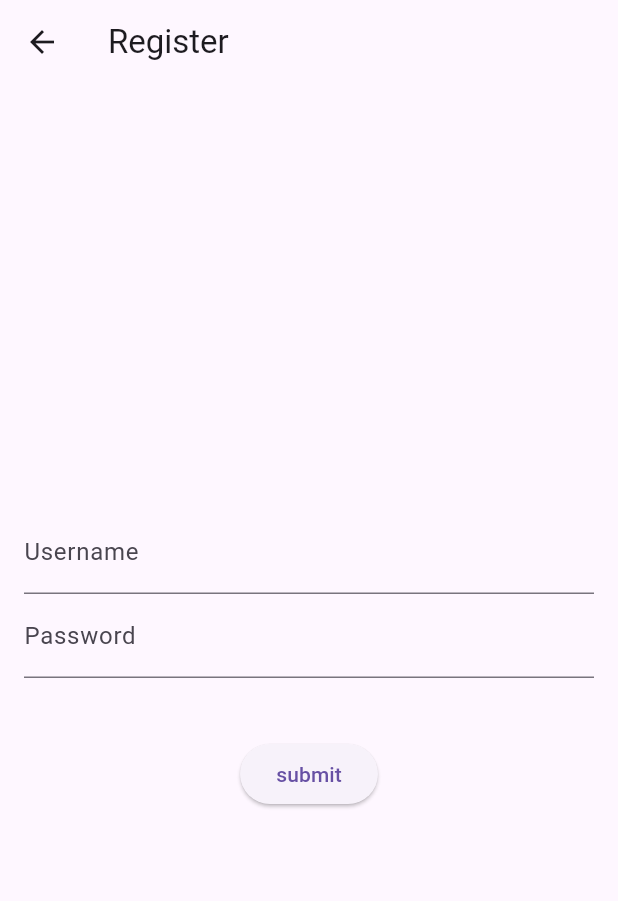
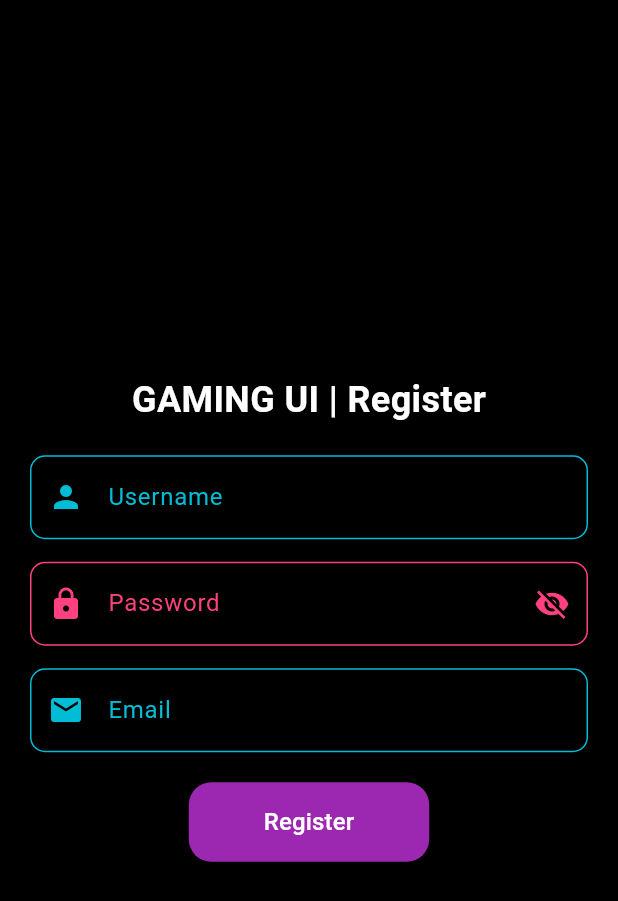
Before and after one commit to nandananp/money-matrix-front-end, a Flutter app: the screen it shows after launch, after a tap on "Register", on a phone screen of 412 x 824 dp. Shown: the top 901 px of the screen. Run offline on Flutter 3.47's test engine with Material 3 defaults, Android fonts, the phone set to English and light mode, and no system bars; our stand-ins replace shared_preferences; network calls fail.

Commit message:
feat: ui update in registration screen

```diff
--- a/lib/main.dart
+++ b/lib/main.dart
@@ -26,7 +26,7 @@ class MoneyMatrixApp extends StatelessWidget {
       routes: {
         '/': (context) => const SplashScreen(),
         '/option': (context) => const SecondScreen(),
-        '/register': (context) => const RegistrationPage(),
+        '/register': (context) => const GamingRegistrationPage(),
         '/login': (context) => const LoginPage(),
         '/instructions': (context) => const InstructionsPage(),
         '/startGame': (context) => const StartGamePage(),
--- a/lib/registration.dart
+++ b/lib/registration.dart
@@ -1,89 +1,108 @@
 import 'package:flutter/material.dart';
+import 'package:http/http.dart' as http;
 import 'dart:convert';
-import 'package:http/http.dart' as http;
 
-class RegistrationPage extends StatefulWidget {
-  const RegistrationPage({super.key});
+import 'package:money_matrix/LoginPage.dart';
+
+class GamingRegistrationPage extends StatefulWidget {
+  const GamingRegistrationPage({super.key});
 
   @override
-  _RegistrationPageState createState() => _RegistrationPageState();
+  _GamingRegistrationPageState createState() => _GamingRegistrationPageState();
 }
 
-class _RegistrationPageState extends State<RegistrationPage> {
+class _GamingRegistrationPageState extends State<GamingRegistrationPage> {
+  final TextEditingController _usernameController = TextEditingController();
   final TextEditingController _emailController = TextEditingController();
   final TextEditingController _passwordController = TextEditingController();
-  final GlobalKey<FormState> _formKey = GlobalKey<FormState>();
-  String? _errorMessage;
+  bool _obscureText = true;
 
   Future<void> _registerUser() async {
-    if (!_formKey.currentState!.validate()) return;
-    setState(() {
-      _errorMessage = null;
-    });
+    const String apiUrl = 'http://localhost:8080/v1/user/register';
 
-    try {
     final response = await http.post(
-        Uri.parse('http://localhost:8080/v1/user/register'),
-        headers: {'Content-Type': 'application/json'},
+      Uri.parse(apiUrl),
+      headers: {"Content-Type": "application/json"},
       body: jsonEncode({
-          'username': _emailController.text,
-          'password': _passwordController.text,
+        "username": _usernameController.text,
+        "email": _emailController.text,
+        "password": _passwordController.text,
       }),
     );
 
-      if (!mounted) return; // Ensure widget is still in the tree
+    final responseData = jsonDecode(response.body);
 
     if (response.statusCode == 200) {
-        Navigator.pushNamed(context, '/login');
+      _showPopup("Success", "${responseData['message']}", true);
     } else if (response.statusCode == 400) {
-        setState(() {
-          _errorMessage = 'User already exists';
-        });
+      _showPopup("Error", "${responseData['message']}", false);
     } else {
-        setState(() {
-          _errorMessage = 'Registration failed. Please try again later.';
-        });
-      }
-    } catch (e) {
-      if(mounted){
-        Navigator.pushNamed(context, "/login");
+      _showPopup("Error", "Registration failed. Please try again.", false);
     }
   }
+
+  void _showPopup(String title, String message, bool isSuccess) {
+    showDialog(
+      context: context,
+      builder: (context) => AlertDialog(
+        title: Text(title),
+        content: Text(message),
+        actions: [
+          TextButton(
+            onPressed: () {
+              Navigator.of(context).pop();
+              if (isSuccess) {
+                Navigator.pushReplacement(
+                  context,
+                  MaterialPageRoute(builder: (context) => const LoginPage()),
+                );
+              }
+            },
+            child: const Text("OK"),
+          ),
+        ],
+      ),
+    );
   }
 
   @override
   Widget build(BuildContext context) {
     return Scaffold(
-      appBar: AppBar(title: const Text('Register')),
-      body: Padding(
-        padding: const EdgeInsets.all(16.0),
-        child: Form(
-          key: _formKey,
+      backgroundColor: Colors.black,
+      body: Center(
+        child: Padding(
+          padding: const EdgeInsets.all(20.0),
           child: Column(
-            mainAxisAlignment: MainAxisAlignment.center,
+            mainAxisSize: MainAxisSize.min,
             children: [
-              TextFormField(
-                controller: _emailController,
-                decoration: const InputDecoration(labelText: 'Username'),
-                keyboardType: TextInputType.name,
-                validator: (value) => value!.isEmpty ? 'please enter a username' : null,
+              const Text(
+                "GAMING UI | Register",
+                style: TextStyle(
+                  fontSize: 24,
+                  fontWeight: FontWeight.bold,
+                  color: Colors.white,
                 ),
-              TextFormField(
-                controller: _passwordController,
-                decoration: const InputDecoration(labelText: 'Password'),
-                obscureText: true,
-                validator: (value) => value!.isEmpty ? 'please enter a Password' : null,
               ),
               const SizedBox(height: 20),
-              if (_errorMessage != null)
-                Text(
-                  _errorMessage!,
-                  style: const TextStyle(color: Colors.red, fontSize: 14),
-                ),
+              _buildTextField(_usernameController, "Username", Icons.person),
+              const SizedBox(height: 15),
+              _buildPasswordField(),
+              const SizedBox(height: 15),
+              _buildTextField(_emailController, "Email", Icons.email),
               const SizedBox(height: 20),
               ElevatedButton(
                 onPressed: _registerUser,
-                child: const Text('submit'),
+                style: ElevatedButton.styleFrom(
+                  backgroundColor: Colors.purple,
+                  padding: const EdgeInsets.symmetric(horizontal: 50, vertical: 15),
+                  shape: RoundedRectangleBorder(
+                    borderRadius: BorderRadius.circular(15),
+                  ),
+                ),
+                child: const Text(
+                  "Register",
+                  style: TextStyle(color: Colors.white, fontSize: 16),
+                ),
               ),
             ],
           ),
@@ -91,4 +110,53 @@ class _RegistrationPageState extends State<RegistrationPage> {
       ),
     );
   }
+
+  Widget _buildTextField(TextEditingController controller, String label, IconData icon) {
+    return TextField(
+      controller: controller,
+      style: const TextStyle(color: Colors.white),
+      decoration: InputDecoration(
+        labelText: label,
+        labelStyle: const TextStyle(color: Colors.cyan),
+        prefixIcon: Icon(icon, color: Colors.cyan),
+        enabledBorder: OutlineInputBorder(
+          borderRadius: BorderRadius.circular(10),
+          borderSide: const BorderSide(color: Colors.cyan),
+        ),
+        focusedBorder: OutlineInputBorder(
+          borderRadius: BorderRadius.circular(10),
+          borderSide: const BorderSide(color: Colors.purple, width: 2),
+        ),
+      ),
+    );
   }
+
+  Widget _buildPasswordField() {
+    return TextField(
+      controller: _passwordController,
+      obscureText: _obscureText,
+      style: const TextStyle(color: Colors.white),
+      decoration: InputDecoration(
+        labelText: "Password",
+        labelStyle: const TextStyle(color: Colors.pinkAccent),
+        prefixIcon: const Icon(Icons.lock, color: Colors.pinkAccent),
+        suffixIcon: IconButton(
+          icon: Icon(_obscureText ? Icons.visibility_off : Icons.visibility, color: Colors.pinkAccent),
+          onPressed: () {
+            setState(() {
+              _obscureText = !_obscureText;
+            });
+          },
+        ),
+        enabledBorder: OutlineInputBorder(
+          borderRadius: BorderRadius.circular(10),
+          borderSide: const BorderSide(color: Colors.pinkAccent),
+        ),
+        focusedBorder: OutlineInputBorder(
+          borderRadius: BorderRadius.circular(10),
+          borderSide: const BorderSide(color: Colors.blueAccent, width: 2),
+        ),
+      ),
+    );
+  }
+}
```
Lines whose indentation alone changed are shown as unchanged.
